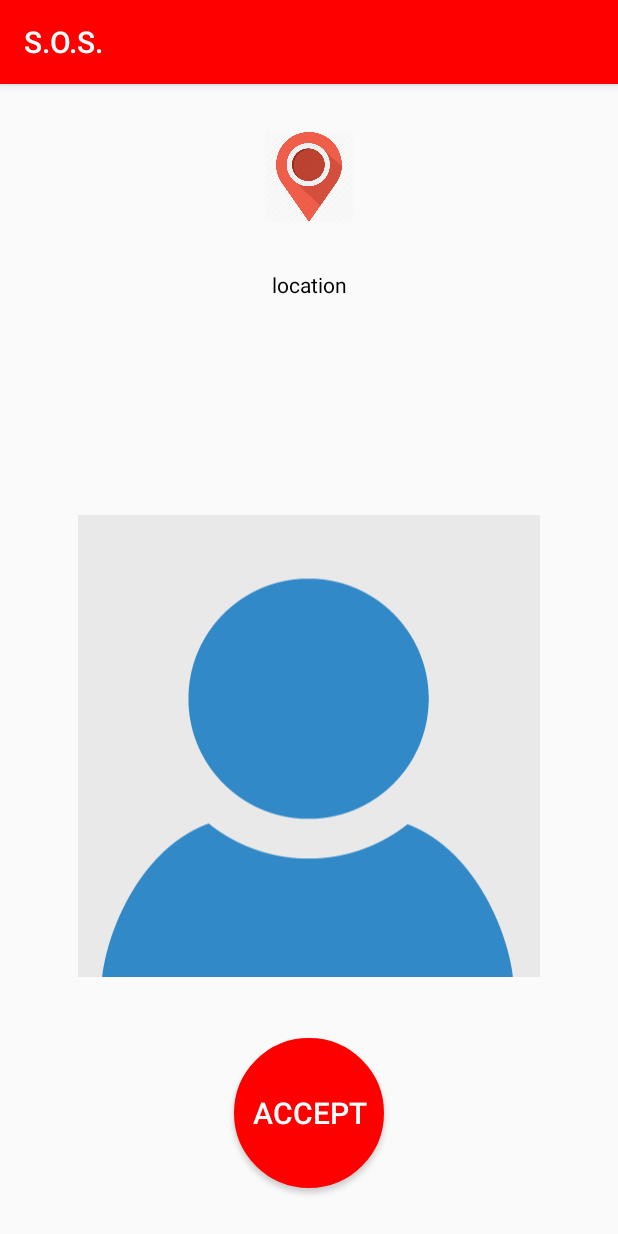
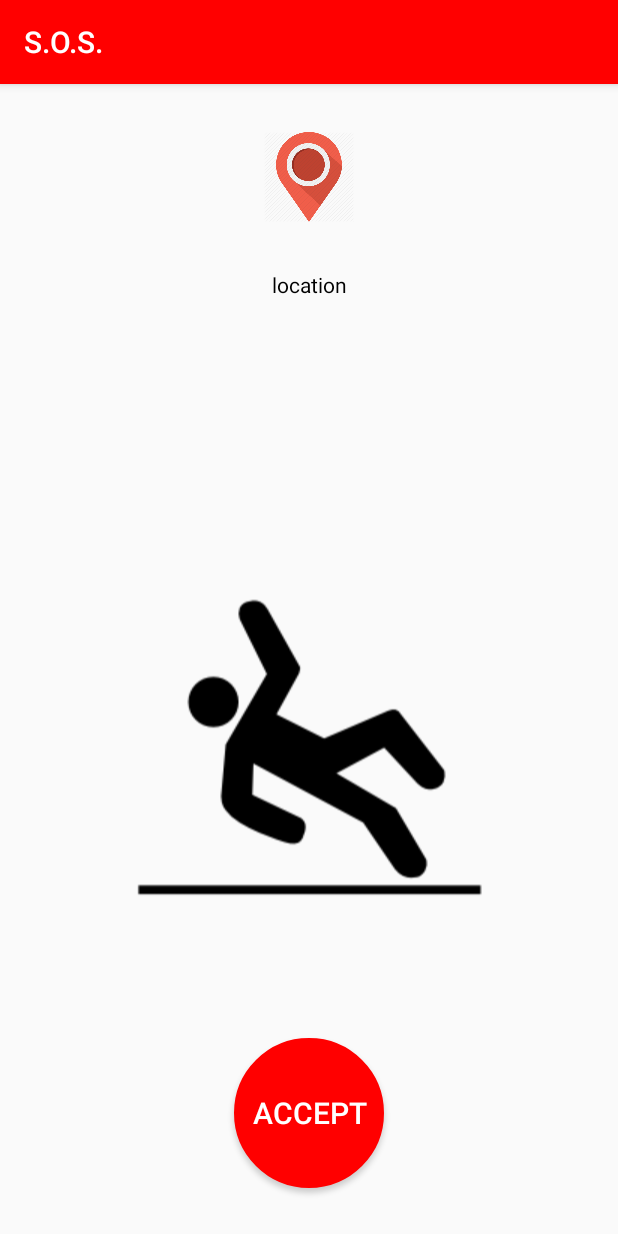
Before and after one commit to ioanaif/SOS, an Android app: the HelperMainScreen screen opened directly, with no data from a screen before it, on a phone screen of 412 x 824 dp. Run offline under Robolectric (Android 15) with nearby library versions, the phone set to English and light mode, and no system bars; our stand-ins replace Firebase (no records; nobody signed in at launch, a user with empty details on screens opened directly); 1 statement that could not run was skipped.

Commit message:
Last stuff...

```diff
--- a/app/src/main/java/com/janedoe/sos/EventActivity.java
+++ b/app/src/main/java/com/janedoe/sos/EventActivity.java
@@ -197,7 +197,7 @@ public class EventActivity extends Fragment {
             Event curr = events.get(position);
             ac.setTag(curr);
 
-            holder.time.setText(curr.time);
+            holder.time.setText(curr.time.replaceFirst("_", " at "));
             holder.loc.setText(curr.message);
 
 
--- a/app/src/main/java/com/janedoe/sos/HelpFragment.java
+++ b/app/src/main/java/com/janedoe/sos/HelpFragment.java
@@ -41,8 +41,6 @@ public class HelpFragment extends Fragment {
         s.addAnimation(shrink_anim);
 
         target.startAnimation(s);
-        Timer t = new Timer();
-        //t.schedule(clearAnimation(), 100);
     }
 
     @Override
--- a/app/src/main/java/com/janedoe/sos/HelperMainScreen.java
+++ b/app/src/main/java/com/janedoe/sos/HelperMainScreen.java
@@ -39,11 +39,12 @@ public class HelperMainScreen extends AppCompatActivity {
         Intent i = getIntent();
         geo = i.getStringExtra("extraGeo");
         String date = i.getStringExtra("extraDate");
+        String date_display = date.replaceFirst("_", " at ");
         String massage = i.getStringExtra("extraMessage");
         //String date = "1.1.2016";
         //String massage = "Helpppp me!";
         ((TextView) findViewById(R.id.textInHelperScreen)).setText(massage);
-        ((TextView) findViewById(R.id.dateInHelperScreen)).setText(date);
+        ((TextView) findViewById(R.id.dateInHelperScreen)).setText(date_display);
         //geo = "37.7749,-122.4194";
         key = i.getStringExtra("extraFileKey");
         downloadImage(key);
--- a/app/src/main/res/layout/activity_helper_main_screen.xml
+++ b/app/src/main/res/layout/activity_helper_main_screen.xml
@@ -55,7 +55,7 @@
         android:layout_height="wrap_content"
         android:layout_gravity="center_horizontal"
         android:id="@+id/eventPhoto"
-        android:src="@mipmap/avatar_m"
+        android:src="@drawable/dummy_hurt"
         android:layout_centerInParent="true"
         android:layout_weight="1"
 
```
Also changed, not shown: app/src/main/res/layout/event_object.xml (+15 -10 lines), app/src/main/res/drawable/background.jpg (added), app/src/main/res/drawable/dummy_hurt.png (added).
